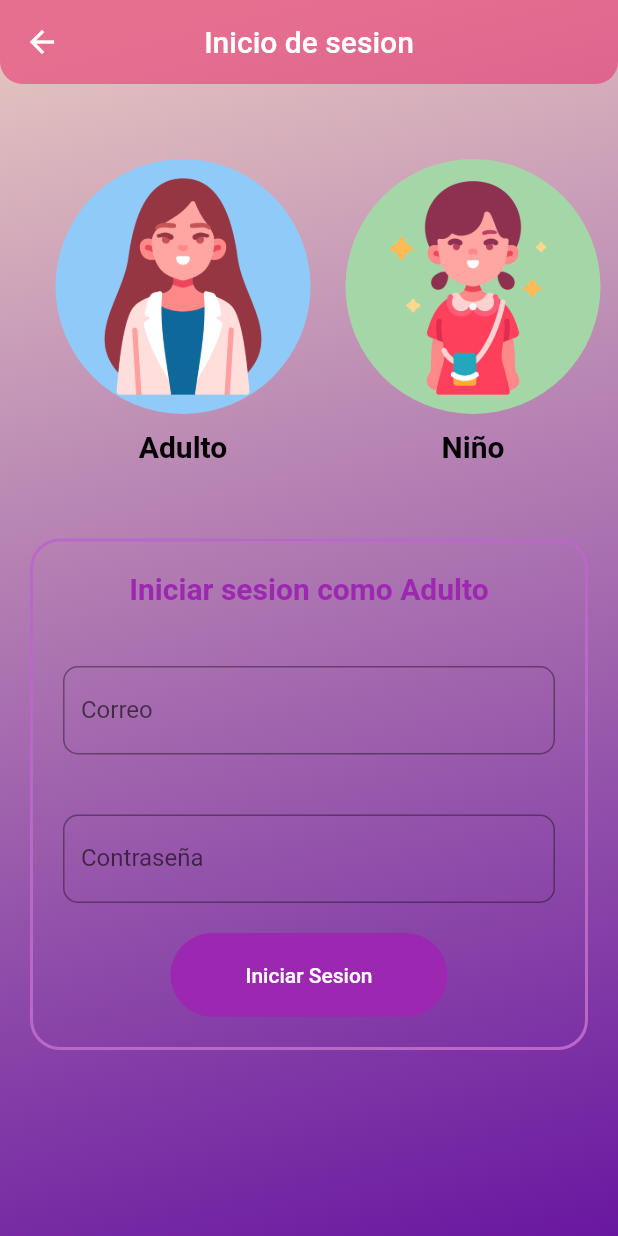
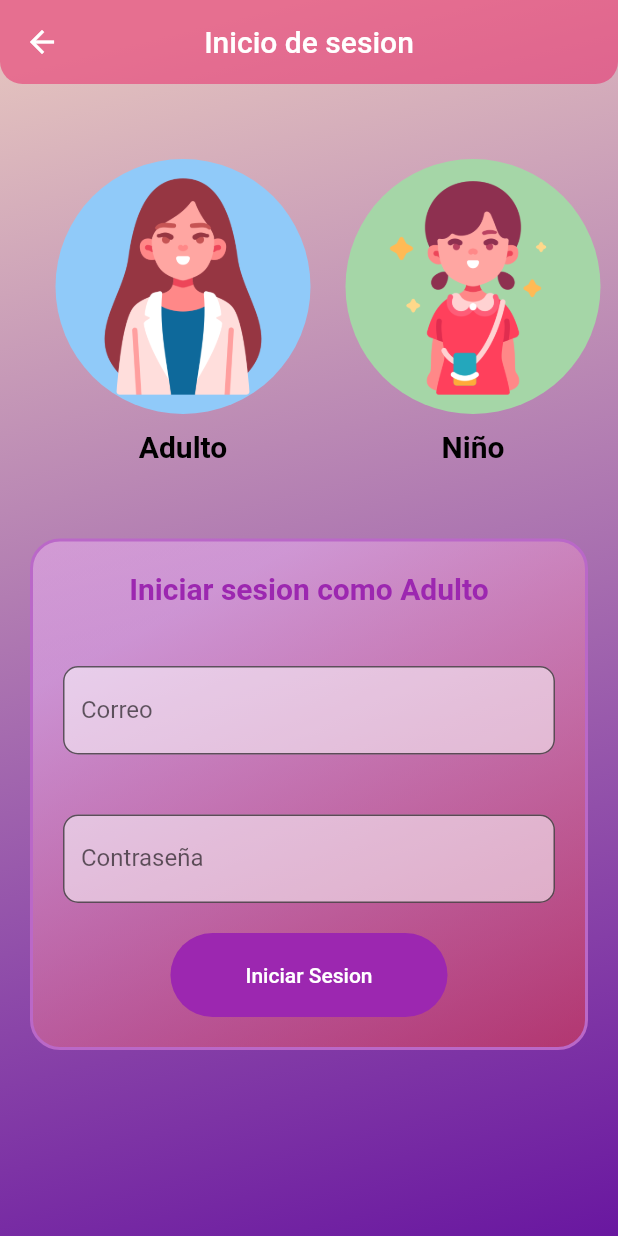
Before and after one commit to DanielVilla2223/KidsKeeper, a Flutter app: the screen it shows after launch, after a tap on "Iniciar sesion", on a phone screen of 412 x 824 dp. Run offline on Flutter 3.47's test engine with Material 2 defaults, Android fonts, the phone set to English and light mode, and no system bars.

Commit message:
Desing Implementations on login

```diff
--- a/taller_investigacion/lib/pages/create_user.dart
+++ b/taller_investigacion/lib/pages/create_user.dart
@@ -33,7 +33,7 @@ class _CreateUserState extends State<CreateUser> {
                 height: 50,
               ),
               ClipRRect(
-                borderRadius: BorderRadius.circular(200),
+                borderRadius: BorderRadius.circular(50),
                 child: Image.asset(
                   'assets/images/logo_child.png',
                   height: 180,
@@ -62,6 +62,8 @@ class _CreateUserState extends State<CreateUser> {
                 padding: const EdgeInsets.fromLTRB(10, 0, 10, 0),
                 child: const TextField(
                   decoration: InputDecoration(
+                    filled: true,
+                    fillColor: Colors.white38,
                     border: OutlineInputBorder(
                       borderRadius: BorderRadius.all(Radius.circular(10)),
                     ),
@@ -77,6 +79,8 @@ class _CreateUserState extends State<CreateUser> {
                 padding: const EdgeInsets.fromLTRB(10, 0, 10, 0),
                 child: const TextField(
                   decoration: InputDecoration(
+                    filled: true,
+                    fillColor: Colors.white38,
                     border: OutlineInputBorder(
                       borderRadius: BorderRadius.all(Radius.circular(10)),
                     ),
@@ -95,6 +99,8 @@ class _CreateUserState extends State<CreateUser> {
                   enableSuggestions: false,
                   autocorrect: false,
                   decoration: InputDecoration(
+                    filled: true,
+                    fillColor: Colors.white38,
                     border: OutlineInputBorder(
                       borderRadius: BorderRadius.all(Radius.circular(10)),
                     ),
--- a/taller_investigacion/lib/widgets/login_adult.dart
+++ b/taller_investigacion/lib/widgets/login_adult.dart
@@ -19,7 +19,6 @@ class LoginAdult extends StatelessWidget {
               const Color.fromARGB(255, 233, 60, 60).withOpacity(0.5),
             ],
           ),
-          color: Colors.transparent,
           borderRadius: BorderRadius.circular(20),
           border: Border.all(width: 2, color: Colors.purple.shade300)),
       child: Column(
@@ -43,6 +42,8 @@ class LoginAdult extends StatelessWidget {
             padding: const EdgeInsets.all(20),
             child: const TextField(
                 decoration: InputDecoration(
+              filled: true,
+              fillColor: Colors.white54,
               border: OutlineInputBorder(
                 borderRadius: BorderRadius.all(Radius.circular(10)),
               ),
@@ -54,6 +55,8 @@ class LoginAdult extends StatelessWidget {
             child: const TextField(
                 obscureText: true,
                 decoration: InputDecoration(
+                  filled: true,
+                  fillColor: Colors.white54,
                   border: OutlineInputBorder(
                     borderRadius: BorderRadius.all(Radius.circular(10)),
                   ),
--- a/taller_investigacion/lib/widgets/login_boy.dart
+++ b/taller_investigacion/lib/widgets/login_boy.dart
@@ -4,11 +4,9 @@ import '../pages/create_user.dart';
 
 class LoginBoy extends StatelessWidget {
   const LoginBoy({super.key});
-  final bool enabled = true;
 
   @override
   Widget build(BuildContext context) {
-    final VoidCallback? onPressed = enabled ? () {} : null;
     return Container(
       margin: const EdgeInsets.symmetric(horizontal: 20),
       decoration: BoxDecoration(
@@ -43,6 +41,8 @@ class LoginBoy extends StatelessWidget {
             padding: const EdgeInsets.all(20),
             child: const TextField(
                 decoration: InputDecoration(
+              filled: true,
+              fillColor: Colors.white54,
               border: OutlineInputBorder(
                 borderRadius: BorderRadius.all(Radius.circular(10)),
               ),
@@ -54,6 +54,8 @@ class LoginBoy extends StatelessWidget {
             child: const TextField(
                 obscureText: true,
                 decoration: InputDecoration(
+                  filled: true,
+                  fillColor: Colors.white54,
                   border: OutlineInputBorder(
                     borderRadius: BorderRadius.all(Radius.circular(10)),
                   ),
```
